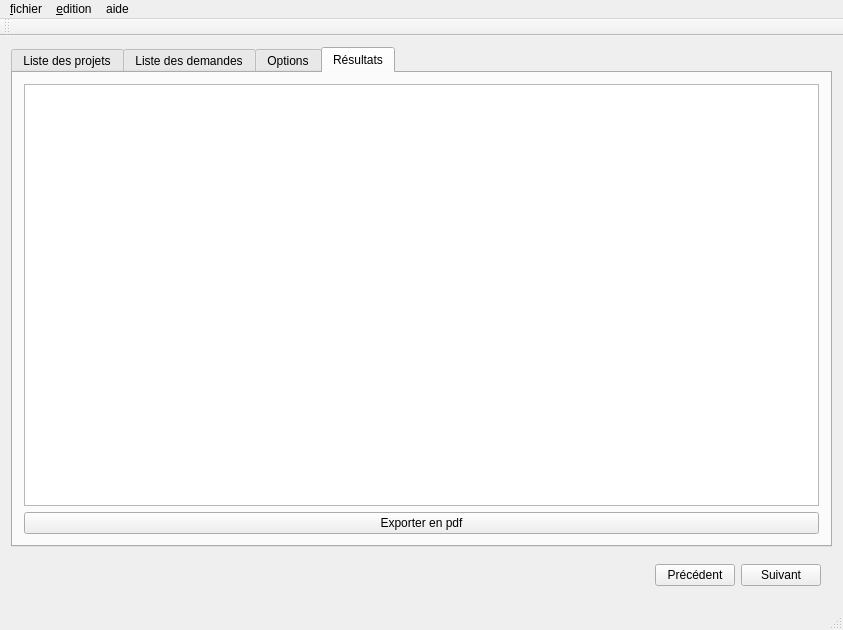
french-paragon/aspa, file src/mainwindow.ui: the form before one commit.
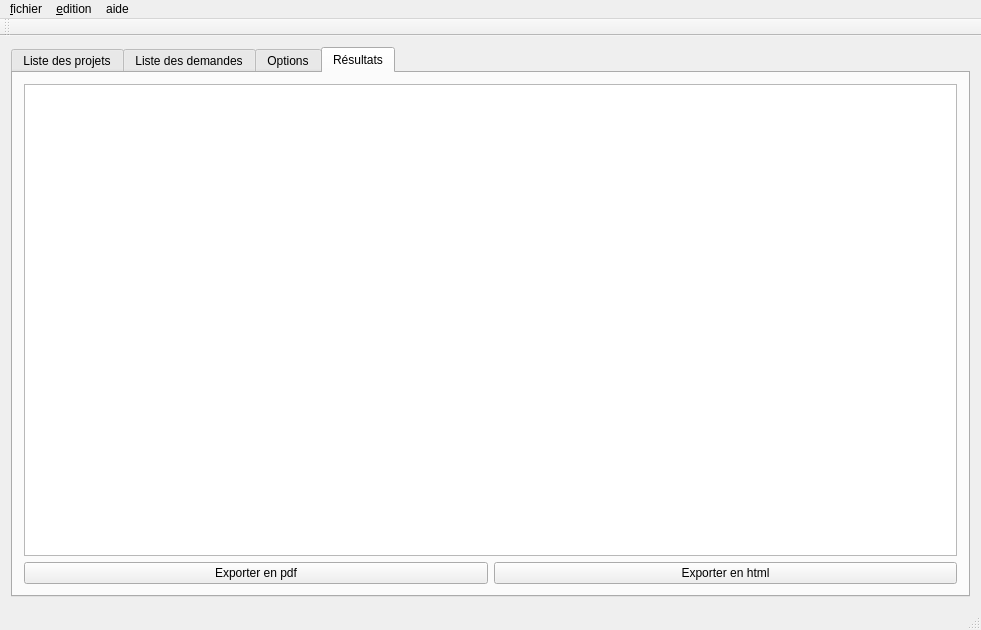
The form after the commit. The open tabs and pages were chosen to show the change. Icons and pictures are not drawn.

Commit message: Amélioration de la table d'attribution. Export en html et pdf.

```diff
--- a/src/mainwindow.ui
+++ b/src/mainwindow.ui
@@ -6,7 +6,7 @@
    <rect>
     <x>0</x>
     <y>0</y>
-    <width>843</width>
+    <width>981</width>
     <height>630</height>
    </rect>
   </property>
@@ -98,53 +98,47 @@
         <string>Résultats</string>
        </attribute>
        <layout class="QGridLayout" name="gridLayout_3">
-        <item row="0" column="0">
-         <widget class="QTableView" name="attributionView"/>
-        </item>
         <item row="1" column="0">
          <widget class="QPushButton" name="exportPdfButton">
           <property name="text">
            <string>Exporter en pdf</string>
           </property>
+          <property name="icon">
+           <iconset resource="../rc/icons.qrc">
+            <normaloff>:/ico/pdf_ico.svg</normaloff>:/ico/pdf_ico.svg</iconset>
+          </property>
+          <property name="iconSize">
+           <size>
+            <width>32</width>
+            <height>32</height>
+           </size>
+          </property>
          </widget>
         </item>
+        <item row="1" column="1">
+         <widget class="QPushButton" name="exportHtmlButton">
+          <property name="text">
+           <string>Exporter en html</string>
+          </property>
+          <property name="icon">
+           <iconset resource="../rc/icons.qrc">
+            <normaloff>:/ico/html_ico.svg</normaloff>:/ico/html_ico.svg</iconset>
+          </property>
+          <property name="iconSize">
+           <size>
+            <width>32</width>
+            <height>32</height>
+           </size>
+          </property>
+         </widget>
+        </item>
+        <item row="0" column="0" colspan="2">
+         <widget class="QTableView" name="attributionView"/>
+        </item>
        </layout>
       </widget>
      </widget>
     </item>
-    <item row="1" column="0">
-     <widget class="QWidget" name="widget" native="true">
-      <layout class="QGridLayout" name="gridLayout_2">
-       <item row="0" column="0">
-        <spacer name="horizontalSpacer">
-         <property name="orientation">
-          <enum>Qt::Horizontal</enum>
-         </property>
-         <property name="sizeHint" stdset="0">
-          <size>
-           <width>40</width>
-           <height>20</height>
-          </size>
-         </property>
-        </spacer>
-       </item>
-       <item row="0" column="1">
-        <widget class="QPushButton" name="previousButton">
-         <property name="text">
-          <string>Précédent</string>
-         </property>
-        </widget>
-       </item>
-       <item row="0" column="2">
-        <widget class="QPushButton" name="nextButton">
-         <property name="text">
-          <string>Suivant</string>
-         </property>
-        </widget>
-       </item>
-      </layout>
-     </widget>
-    </item>
    </layout>
   </widget>
   <widget class="QMenuBar" name="menuBar">
@@ -152,7 +146,7 @@
     <rect>
      <x>0</x>
      <y>0</y>
-     <width>843</width>
+     <width>981</width>
      <height>25</height>
     </rect>
    </property>
```
Left out of the diff: 7 changed lines with no effect on the pictures. The commit also changes 9 other files.
